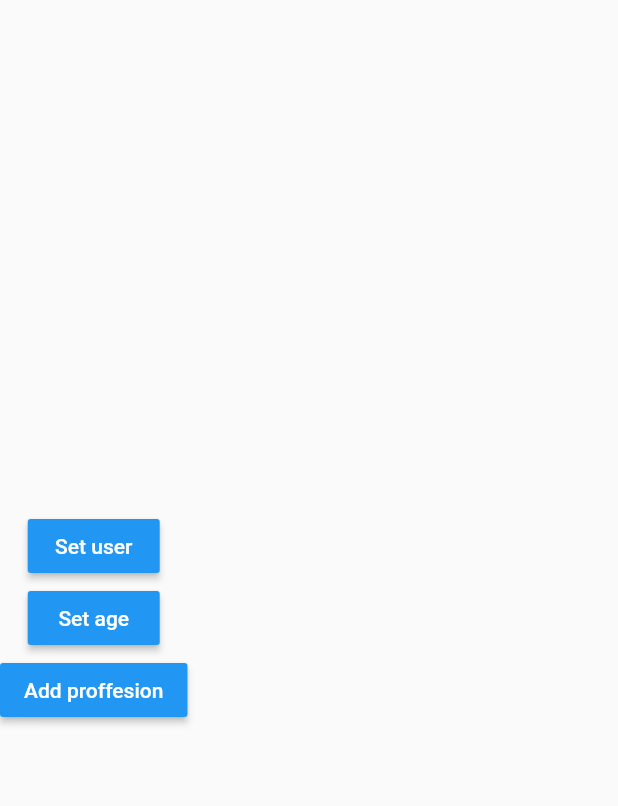
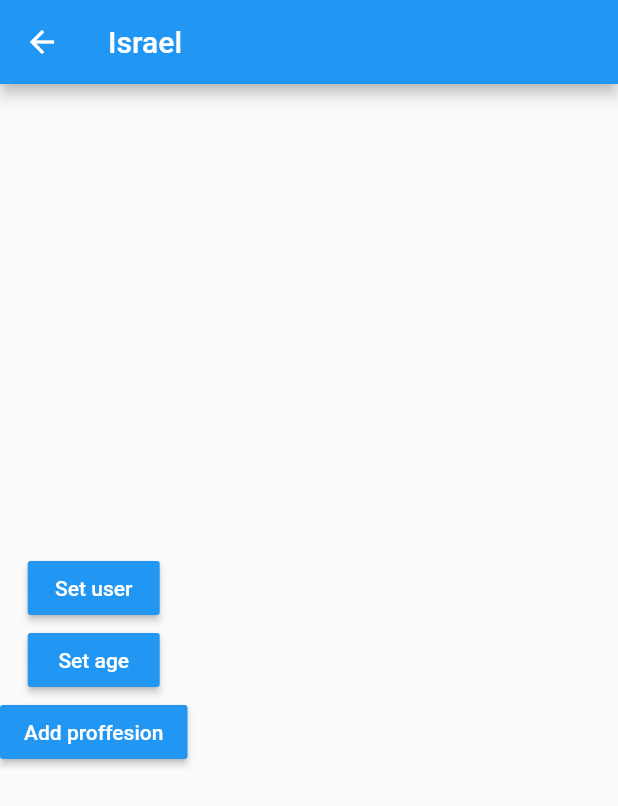
Before and after one commit to jimibilibob/flutter-state-managment, a Flutter app: the Page2Screen screen opened by its route, after a tap on "Set user", on a phone screen of 412 x 824 dp. Shown: the top 806 px of the screen. Run offline on Flutter 3.47's test engine with Material 2 defaults, Android fonts, the phone set to English and light mode, and no system bars; accounts and stored records are empty.

```diff
--- a/lib/screens/page1_screen.dart
+++ b/lib/screens/page1_screen.dart
@@ -1,4 +1,6 @@
 import 'package:flutter/material.dart';
+import 'package:states/models/user.dart';
+import 'package:states/services/user_service.dart';
 
 class Page1Screen extends StatelessWidget {
   const Page1Screen({Key? key}) : super(key: key);
@@ -9,7 +11,16 @@ class Page1Screen extends StatelessWidget {
       appBar: AppBar(
         title: const Text('Page1'),
       ),
-      body: UserInformation(),
+      body: StreamBuilder(
+        stream: userService.streamCtrlUser,
+        builder: (BuildContext context, AsyncSnapshot<User> snapshot) {
+          return snapshot.hasData
+              ? UserInformation(user: snapshot.data!)
+              : const Center(
+                  child: Text("There's no user information"),
+                );
+        },
+      ),
       floatingActionButton: FloatingActionButton(
         child: const Icon(Icons.usb_rounded),
         onPressed: () => Navigator.pushNamed(context, 'page2'),
@@ -21,7 +32,10 @@ class Page1Screen extends StatelessWidget {
 class UserInformation extends StatelessWidget {
   const UserInformation({
     Key? key,
+    required this.user,
   }) : super(key: key);
+
+  final User user;
 
   @override
   Widget build(BuildContext context) {
@@ -31,36 +45,36 @@ class UserInformation extends StatelessWidget {
       padding: const EdgeInsets.all(20.0),
       child: Column(
         crossAxisAlignment: CrossAxisAlignment.start,
-        children: const [
-          Text(
+        children: [
+          const Text(
             'General',
             style: TextStyle(
               fontSize: 18,
               fontWeight: FontWeight.bold,
             ),
           ),
-          Divider(),
+          const Divider(),
           ListTile(
-            title: Text('Name: '),
+            title: Text('Name: ${user.name}'),
           ),
           ListTile(
-            title: Text('age: '),
+            title: Text('age: ${user.age}'),
           ),
-          Text(
+          const Text(
             'Proffesions',
             style: TextStyle(
               fontSize: 18,
               fontWeight: FontWeight.bold,
             ),
           ),
-          Divider(),
-          ListTile(
+          const Divider(),
+          const ListTile(
             title: Text('proffesion'),
           ),
-          ListTile(
+          const ListTile(
             title: Text('proffesion'),
           ),
-          ListTile(
+          const ListTile(
             title: Text('proffesion'),
           ),
         ],
--- a/lib/screens/page2_screen.dart
+++ b/lib/screens/page2_screen.dart
@@ -1,4 +1,6 @@
 import 'package:flutter/material.dart';
+import 'package:states/models/user.dart';
+import 'package:states/services/user_service.dart';
 
 class Page2Screen extends StatelessWidget {
   const Page2Screen({Key? key}) : super(key: key);
@@ -6,6 +8,14 @@ class Page2Screen extends StatelessWidget {
   @override
   Widget build(BuildContext context) {
     return Scaffold(
+        appBar: AppBar(
+          title: StreamBuilder(
+            stream: userService.streamCtrlUser,
+            builder: (BuildContext context, AsyncSnapshot<User> snapshot) {
+              return Text((snapshot.hasData) ? snapshot.data!.name : 'Page 2');
+            },
+          ),
+        ),
         body: Column(
           mainAxisAlignment: MainAxisAlignment.center,
           children: [
@@ -15,7 +25,12 @@ class Page2Screen extends StatelessWidget {
                 style: TextStyle(color: Colors.white),
               ),
               color: Colors.blue,
-          onPressed: () {},
+              onPressed: () {
+                userService.user = User(
+                    name: 'Israel ',
+                    age: 27,
+                    proffesions: ["System's Engineering"]);
+              },
             ),
             MaterialButton(
               child: const Text(
@@ -23,7 +38,9 @@ class Page2Screen extends StatelessWidget {
                 style: TextStyle(color: Colors.white),
               ),
               color: Colors.blue,
-          onPressed: () {},
+              onPressed: () {
+                userService.age = 28;
+              },
             ),
             MaterialButton(
               child: const Text(
--- /dev/null
+++ b/lib/services/user_service.dart
@@ -0,0 +1,30 @@
+import 'dart:async';
+
+import 'package:states/models/user.dart';
+
+class _UserService {
+  late User _user;
+
+  final StreamController<User> _streamCtrlUser =
+      StreamController<User>.broadcast();
+
+  User get user => _user;
+
+  Stream<User> get streamCtrlUser => _streamCtrlUser.stream;
+
+  set age(int age) {
+    _user.age = age;
+    _streamCtrlUser.add(_user);
+  }
+
+  set user(User user) {
+    _user = user;
+    _streamCtrlUser.add(_user);
+  }
+
+  dispose() {
+    _streamCtrlUser.close();
+  }
+}
+
+final userService = _UserService();
```
Lines whose indentation alone changed are shown as unchanged.
